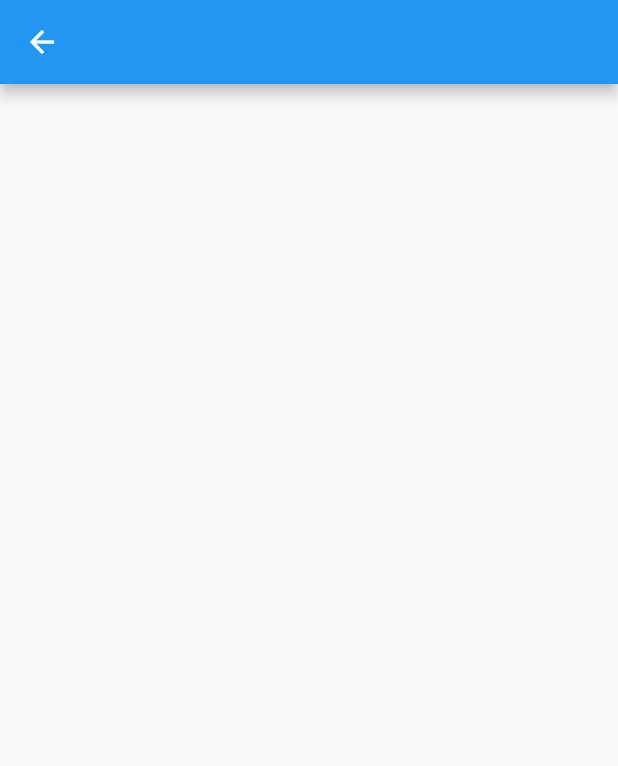
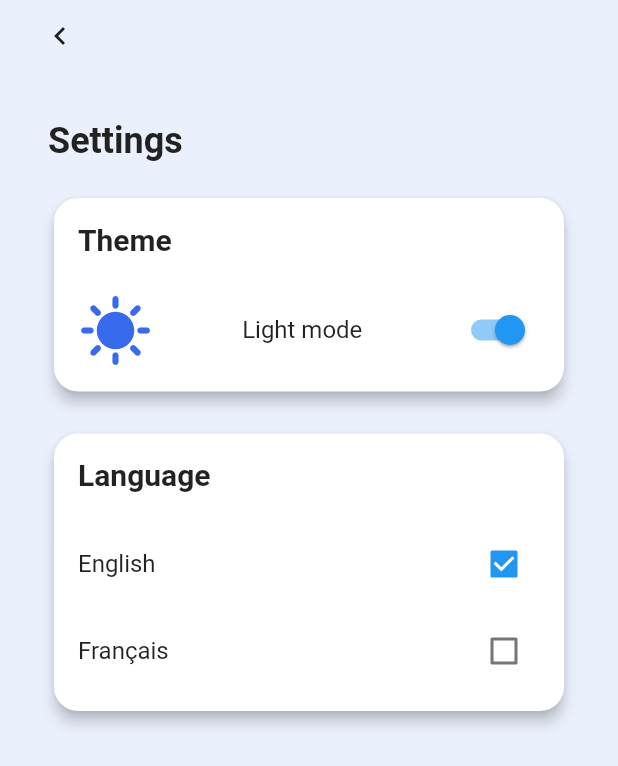
Before and after one commit to Chabain-ngamo/Projet-CampusConnect, a Flutter app: the SettingPage screen opened directly, on a phone screen of 412 x 824 dp. Shown: the top 766 px of the screen. Run offline on Flutter 3.47's test engine with Material 2 defaults, Android fonts, the phone set to English and light mode, and no system bars.

Commit message:
Setting page commit
Setting page commit

```diff
--- a/campus_connect/lib/views/screens/reset_password_page.dart
+++ b/campus_connect/lib/views/screens/reset_password_page.dart
@@ -67,7 +67,7 @@ class _ResetPasswordPageState extends State<ResetPasswordPage> {
       child: Padding(
         padding: const EdgeInsets.only(left: 16.0),
         child: IconButton(
-          icon: const Icon(Icons.arrow_back),
+          icon: const Icon(Icons.chevron_left),
           onPressed: () {
             Navigator.of(context).pop();
           },
--- a/campus_connect/lib/views/screens/setting_page.dart
+++ b/campus_connect/lib/views/screens/setting_page.dart
@@ -1,16 +1,212 @@
+import 'package:campus_connect/services/constant.dart';
 import 'package:flutter/material.dart';
 
-class SettingPage extends StatelessWidget {
+class SettingPage extends StatefulWidget {
   const SettingPage({super.key});
 
+  @override
+  State<SettingPage> createState() => _SettingPageState();
+}
 
-@override
+class _SettingPageState extends State<SettingPage> {
+  late Size mediaSize;
+
+  @override
   Widget build(BuildContext context) {
-    return Scaffold(
-      appBar: AppBar(
-        title: const Text(""),
+    mediaSize = MediaQuery.of(context).size;
+    return Container(
+      decoration: const BoxDecoration(
+        color: backColor
       ),
-      body:Container()
+      child: Scaffold(
+        backgroundColor: Colors.transparent,
+        body: Column(
+          mainAxisAlignment: MainAxisAlignment.start,
+          children: [
+            _buildBackButton(context),
+            Expanded(
+              flex: 5,
+              child: _buildBottom()),
+          ],
+        ),
+      ),
+    );
+  }
+
+  Widget _buildBackButton(BuildContext context) {
+    return Align(
+      alignment: Alignment.centerLeft,
+      child: Padding(
+        padding: const EdgeInsets.only(left: 16.0),
+        child: IconButton(
+          icon: const Icon(Icons.chevron_left),
+          onPressed: () {
+            Navigator.of(context).pop();
+          },
+        ),
+      ),
+    );
+  }
+
+  Widget _buildBottom() {
+    return SizedBox(
+      width: mediaSize.width,
+      child: Column(
+        children: [
+          Padding(
+            padding: const EdgeInsets.all(32.0),
+            child: _buildForm(),
+          ),
+        ],
+      ),
+    );
+  }
+
+
+  Widget _buildForm() {
+    return Column(
+      crossAxisAlignment: CrossAxisAlignment.start,
+      children: [
+        const Text(
+          "Settings",
+          style: TextStyle(
+              color: darkColor, fontSize: 24, fontWeight: FontWeight.bold, fontFamily: 'Roboto'),
+        ),
+        const SizedBox(height: 20),
+        _buildDarkModeCard(),
+        const SizedBox(height: 20),
+        _buildLanguageCard(),
+      ],
+    );
+  }
+
+  Widget _buildLanguageCard() {
+  bool isEnglishSelected = true;
+    return Card(
+      shape: RoundedRectangleBorder(
+        borderRadius: BorderRadius.circular(16.0),
+      ),
+      elevation: 4,
+      child: Padding(
+        padding: const EdgeInsets.all(16.0),
+        child: Column(
+          crossAxisAlignment: CrossAxisAlignment.start,
+          children: [
+            const Text(
+              "Language",
+              style: TextStyle(
+                    fontSize: 20,
+                    fontWeight: FontWeight.bold,
+                    fontFamily: 'Roboto'
+              ),
+            ),
+            const SizedBox(height: 24),
+            Row(
+              mainAxisAlignment: MainAxisAlignment.spaceBetween,
+              children: [
+                const Text(
+                  "English",
+                  style: TextStyle(
+                    fontSize: 16,
+                    fontWeight: FontWeight.w500,
+                  ),
+                ),
+                Checkbox(
+                  value: isEnglishSelected,
+                  onChanged: (value) {
+                    setState(() {
+                      isEnglishSelected = value ?? false;
+                    });
+                  },
+                ),
+              ],
+            ),
+            const SizedBox(height: 10),
+            Row(
+              mainAxisAlignment: MainAxisAlignment.spaceBetween,
+              children: [
+                const Text(
+                  "Français",
+                  style: TextStyle(
+                    fontSize: 16,
+                    fontWeight: FontWeight.w500,
+                  ),
+                ),
+                Checkbox(
+                  value: !isEnglishSelected,
+                  onChanged: (value) {
+                    setState(() {
+                      isEnglishSelected = !(value ?? false);
+                    });
+                  },
+                ),
+              ],
+            ),
+          ],
+        ),
+      ),
+    );
+  }
+
+
+  Widget _buildDarkModeCard() {
+    return Card(
+      shape: RoundedRectangleBorder(
+        borderRadius: BorderRadius.circular(16.0),
+      ),
+      elevation: 4,
+      child: Padding(
+        padding: const EdgeInsets.all(16.0),
+        child: Column(
+          mainAxisAlignment: MainAxisAlignment.spaceAround,
+          children: [
+            Row(
+              mainAxisAlignment: MainAxisAlignment.spaceBetween,
+              children: const [
+                 Text(
+                  "Theme",
+                  style: TextStyle(
+                    fontSize: 20,
+                    fontWeight: FontWeight.bold,
+                    fontFamily: 'Roboto'
+                  ),
+                ),
+              ],
+            ),
+            const SizedBox(height: 24),
+            Row(
+              mainAxisAlignment: MainAxisAlignment.spaceBetween,
+              children: [
+                const Icon(
+                  Icons.sunny,
+                  color: campuscolor,
+                  size: 50,),
+                const Text(
+                  "Light mode",
+                  style: TextStyle(
+                    fontSize: 16,
+                    fontWeight: FontWeight.w500,
+                  ),
+                ),
+                Switch(
+                  value: true,
+                  onChanged: (value) {
+                    // Implémentez la logique du mode sombre ici
+                  },
+                ),
+              ],
+            ),
+          ],
+        ),
+      ),
+    );
+  }
+
+
+  Widget _buildGreyText(String text) {
+    return Text(
+      text,
+      style: const TextStyle(color: greyColor, fontFamily: 'Roboto'),
     );
   }
 }
```
